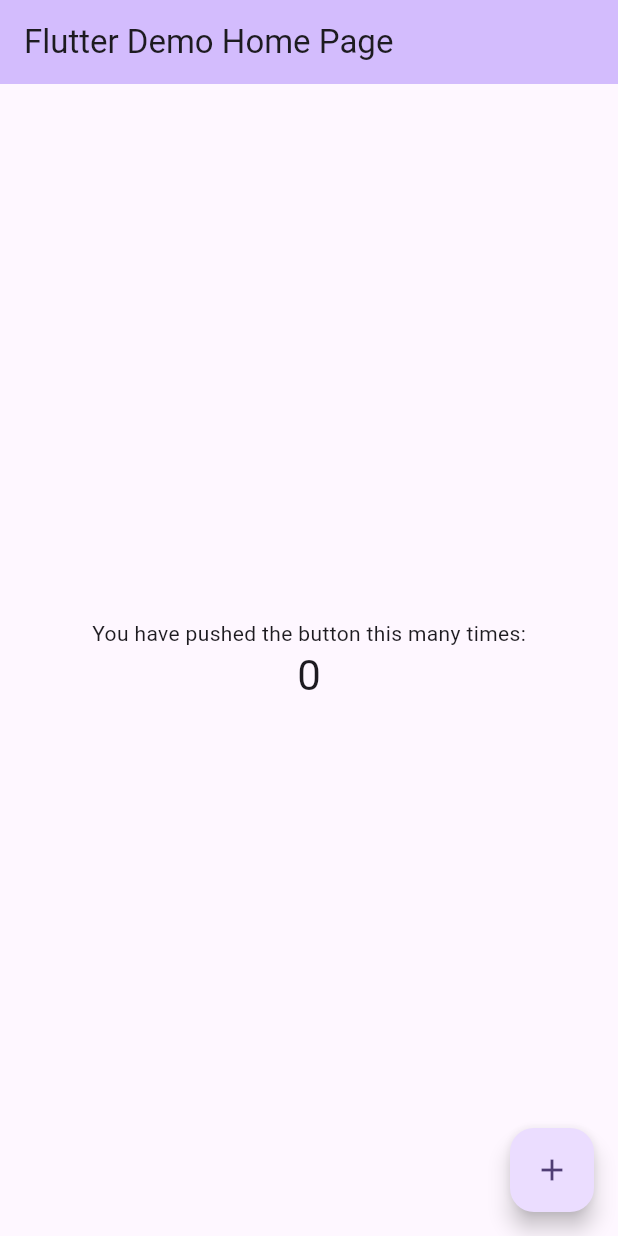
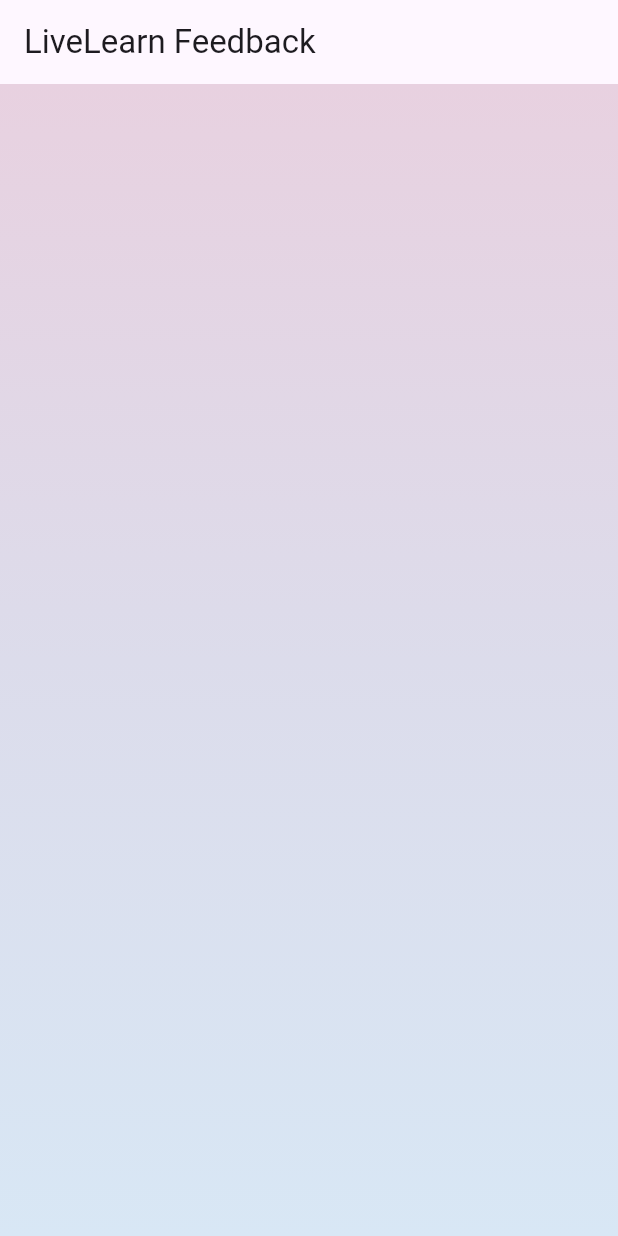
Before and after one commit to Sumi2212/Livelearn_Feedback_App, a Flutter app: the screen it shows after launch, on a phone screen of 412 x 824 dp. Run offline on Flutter 3.47's test engine with Material 3 defaults, Android fonts, the phone set to English and light mode, and no system bars.

Commit message:
main + container added

```diff
--- a/lib/main.dart
+++ b/lib/main.dart
@@ -1,122 +1,7 @@
 import 'package:flutter/material.dart';
+import 'my_app.dart';
 
-void main() {
-  runApp(const MyApp());
+void main() async {
+  WidgetsFlutterBinding.ensureInitialized();
+  runApp(MyApp());
 }
-
-class MyApp extends StatelessWidget {
-  const MyApp({super.key});
-
-  // This widget is the root of your application.
-  @override
-  Widget build(BuildContext context) {
-    return MaterialApp(
-      title: 'Flutter Demo',
-      theme: ThemeData(
-        // This is the theme of your application.
-        //
-        // TRY THIS: Try running your application with "flutter run". You'll see
-        // the application has a purple toolbar. Then, without quitting the app,
-        // try changing the seedColor in the colorScheme below to Colors.green
-        // and then invoke "hot reload" (save your changes or press the "hot
-        // reload" button in a Flutter-supported IDE, or press "r" if you used
-        // the command line to start the app).
-        //
-        // Notice that the counter didn't reset back to zero; the application
-        // state is not lost during the reload. To reset the state, use hot
-        // restart instead.
-        //
-        // This works for code too, not just values: Most code changes can be
-        // tested with just a hot reload.
-        colorScheme: .fromSeed(seedColor: Colors.deepPurple),
-      ),
-      home: const MyHomePage(title: 'Flutter Demo Home Page'),
-    );
-  }
-}
-
-class MyHomePage extends StatefulWidget {
-  const MyHomePage({super.key, required this.title});
-
-  // This widget is the home page of your application. It is stateful, meaning
-  // that it has a State object (defined below) that contains fields that affect
-  // how it looks.
-
-  // This class is the configuration for the state. It holds the values (in this
-  // case the title) provided by the parent (in this case the App widget) and
-  // used by the build method of the State. Fields in a Widget subclass are
-  // always marked "final".
-
-  final String title;
-
-  @override
-  State<MyHomePage> createState() => _MyHomePageState();
-}
-
-class _MyHomePageState extends State<MyHomePage> {
-  int _counter = 0;
-
-  void _incrementCounter() {
-    setState(() {
-      // This call to setState tells the Flutter framework that something has
-      // changed in this State, which causes it to rerun the build method below
-      // so that the display can reflect the updated values. If we changed
-      // _counter without calling setState(), then the build method would not be
-      // called again, and so nothing would appear to happen.
-      _counter++;
-    });
-  }
-
-  @override
-  Widget build(BuildContext context) {
-    // This method is rerun every time setState is called, for instance as done
-    // by the _incrementCounter method above.
-    //
-    // The Flutter framework has been optimized to make rerunning build methods
-    // fast, so that you can just rebuild anything that needs updating rather
-    // than having to individually change instances of widgets.
-    return Scaffold(
-      appBar: AppBar(
-        // TRY THIS: Try changing the color here to a specific color (to
-        // Colors.amber, perhaps?) and trigger a hot reload to see the AppBar
-        // change color while the other colors stay the same.
-        backgroundColor: Theme.of(context).colorScheme.inversePrimary,
-        // Here we take the value from the MyHomePage object that was created by
-        // the App.build method, and use it to set our appbar title.
-        title: Text(widget.title),
-      ),
-      body: Center(
-        // Center is a layout widget. It takes a single child and positions it
-        // in the middle of the parent.
-        child: Column(
-          // Column is also a layout widget. It takes a list of children and
-          // arranges them vertically. By default, it sizes itself to fit its
-          // children horizontally, and tries to be as tall as its parent.
-          //
-          // Column has various properties to control how it sizes itself and
-          // how it positions its children. Here we use mainAxisAlignment to
-          // center the children vertically; the main axis here is the vertical
-          // axis because Columns are vertical (the cross axis would be
-          // horizontal).
-          //
-          // TRY THIS: Invoke "debug painting" (choose the "Toggle Debug Paint"
-          // action in the IDE, or press "p" in the console), to see the
-          // wireframe for each widget.
-          mainAxisAlignment: .center,
-          children: [
-            const Text('You have pushed the button this many times:'),
-            Text(
-              '$_counter',
-              style: Theme.of(context).textTheme.headlineMedium,
-            ),
-          ],
-        ),
-      ),
-      floatingActionButton: FloatingActionButton(
-        onPressed: _incrementCounter,
-        tooltip: 'Increment',
-        child: const Icon(Icons.add),
-      ),
-    );
-  }
-}
--- /dev/null
+++ b/lib/main_container.dart
@@ -0,0 +1,26 @@
+import 'package:flutter/material.dart';
+
+const startAlignment = Alignment.topCenter;
+const endAlignment = Alignment.bottomCenter;
+
+class MainContainer extends StatelessWidget {
+  final List<Color> colors;
+
+  const MainContainer(this.colors, {super.key});
+
+  @override
+  Widget build(BuildContext context) {
+    return Container(
+      decoration: BoxDecoration(
+        gradient: LinearGradient(
+          colors: colors,
+          begin: startAlignment,
+          end: endAlignment,
+        ),
+      ),
+      child: Center(
+
+      ),
+    );
+  }
+}
--- /dev/null
+++ b/lib/my_app.dart
@@ -0,0 +1,22 @@
+import 'package:flutter/material.dart';
+import 'main_container.dart';
+
+class MyApp extends StatelessWidget {
+  MyApp({super.key});
+
+  final List<Color> colors = [
+    const Color.fromRGBO(232,209,224, 1),
+    const Color.fromRGBO(220,220,235, 1),
+    const Color.fromRGBO(216,231,245, 1),
+  ];
+
+  @override
+  Widget build(BuildContext context) {
+    return MaterialApp(
+      home: Scaffold(
+        appBar: AppBar(title: Text('LiveLearn Feedback')),
+        body: MainContainer(colors),
+      ),
+    );
+  }
+}
```
